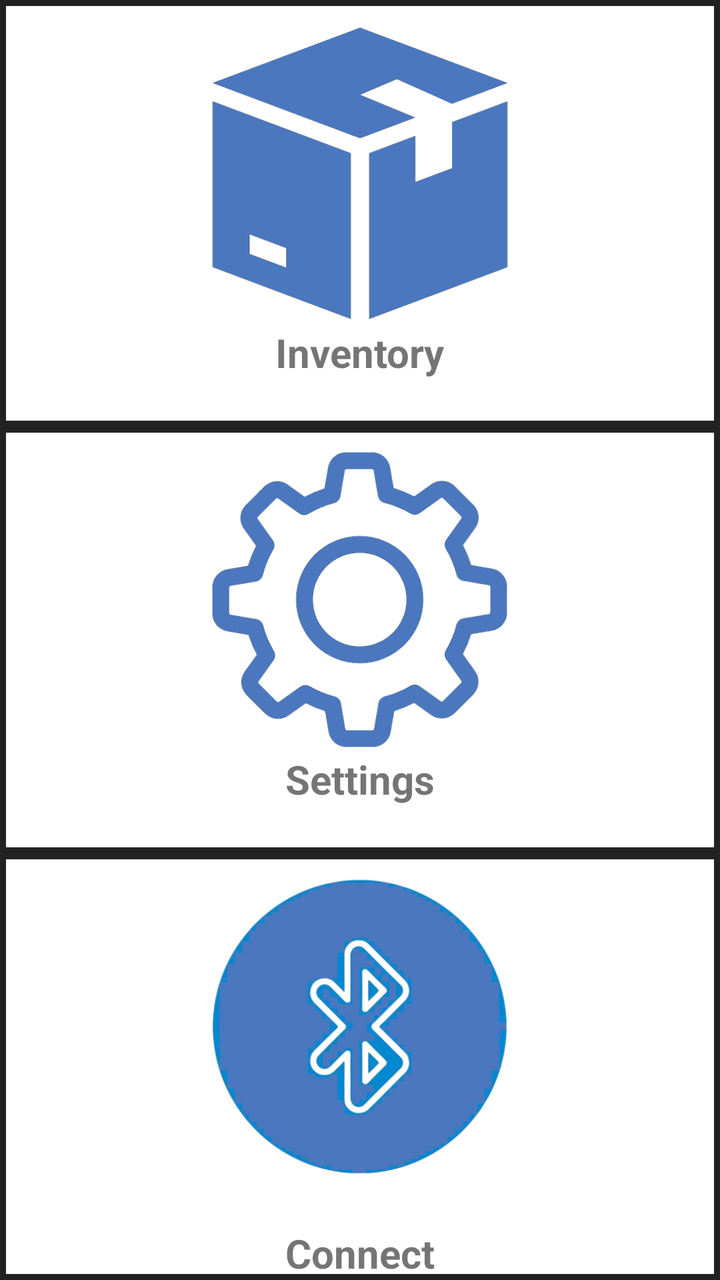
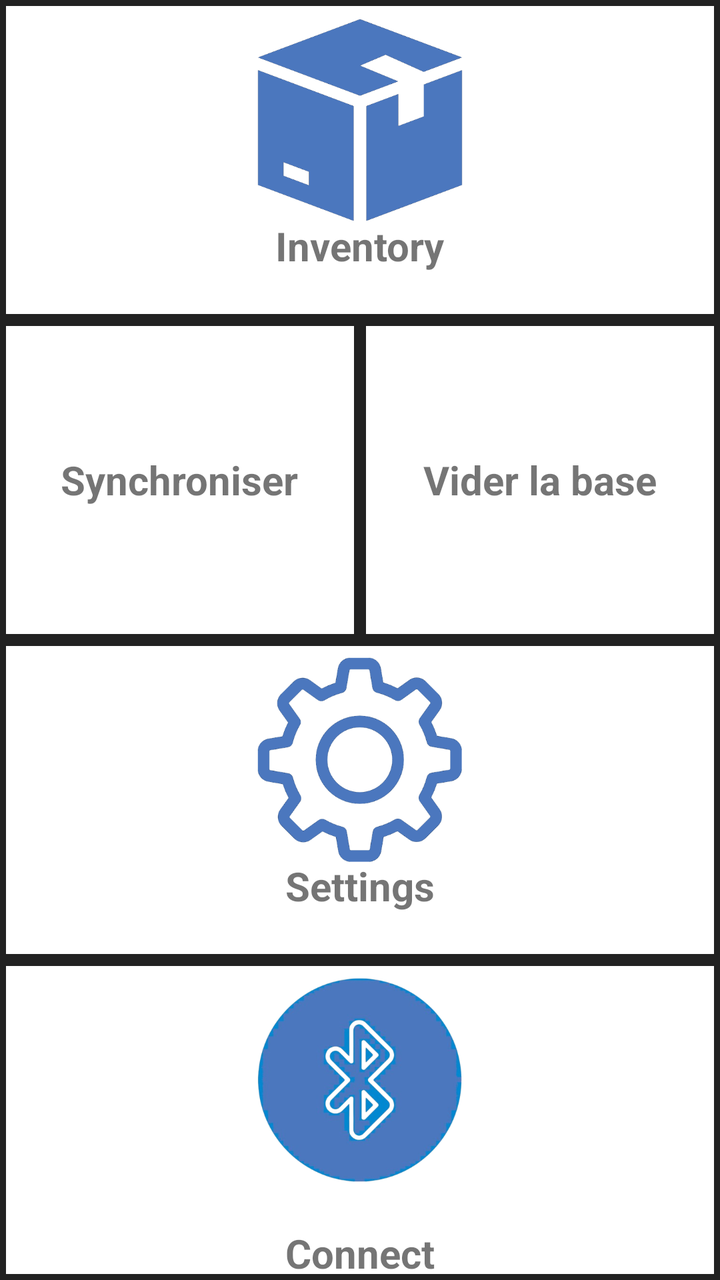

The first picture is an Android layout as it rendered before a commit; the second is the same layout after the commit. The layout source and the unified diff follow.
<!-- AndroidManifest.xml: application theme AppNewTheme -->
<!-- res/layout/home_layout_new.xml -->
<?xml version="1.0" encoding="utf-8"?>
<LinearLayout xmlns:android="http://schemas.android.com/apk/res/android"
    xmlns:tools="http://schemas.android.com/tools"
    android:layout_width="match_parent"
    android:layout_height="match_parent"
    android:orientation="vertical">

    <LinearLayout
        android:id="@+id/mainRow1"
        android:layout_width="match_parent"
        android:layout_height="0dp"
        android:layout_weight="1">

        <FrameLayout
            android:layout_width="0dp"
            android:layout_weight="1"
            android:layout_height="match_parent"
            android:background="@drawable/border">

            <ImageView
                android:layout_width="match_parent"
                android:layout_height="match_parent"
                android:onClick="inventaireClicked"
                android:paddingBottom="40dp"
                android:src="@drawable/inventory"
                tools:ignore="SpeakableTextPresentCheck" />

            <TextView
                android:layout_width="wrap_content"
                android:layout_height="wrap_content"
                android:layout_gravity="center|bottom"
                android:textStyle="bold"
                android:textSize="20sp"
                android:text="@string/home_inventory710" />
        </FrameLayout>
    </LinearLayout>

    <LinearLayout
        android:layout_width="match_parent"
        android:layout_height="0dp"
        android:layout_weight="1">

        <FrameLayout
            android:layout_width="0dp"
            android:layout_weight="1"
            android:layout_height="match_parent"
            android:background="@drawable/border">

            <ImageView
                android:layout_width="match_parent"
                android:layout_height="match_parent"
                android:onClick="settClicked"
                android:paddingBottom="40dp"
                android:src="@drawable/settings"
                tools:ignore="SpeakableTextPresentCheck" />

            <TextView
                android:layout_width="wrap_content"
                android:layout_height="wrap_content"
                android:layout_gravity="center|bottom"
                android:textStyle="bold"
                android:textSize="20sp"
                android:text="@string/home_settings710" />
        </FrameLayout>
    </LinearLayout>

    <LinearLayout
        android:id="@+id/mainRow3"
        android:visibility="gone"
        android:layout_width="match_parent"
        android:layout_height="0dp"
        android:layout_weight="1">

        <TextView
            style="@style/DashboardButton"
            android:layout_width="match_parent"
            android:layout_height="wrap_content"
            android:layout_gravity="center"
            android:textStyle="bold"
            android:textAlignment="center"
            android:textColor="@color/white"
            android:text="Foreground Service in Action" />
    </LinearLayout>

    <LinearLayout
        android:layout_width="match_parent"
        android:layout_height="0dp"
        android:layout_weight="1">

        <FrameLayout
            android:layout_width="0dp"
            android:layout_weight="1"
            android:layout_height="match_parent"
            android:background="@drawable/border">

            <ImageView
                android:layout_width="match_parent"
                android:layout_height="match_parent"
                android:onClick="connectClicked"
                android:paddingBottom="40dp"
                android:src="@drawable/connect"
                tools:ignore="SpeakableTextPresentCheck" />

            <TextView
                android:layout_width="wrap_content"
                android:layout_height="wrap_content"
                android:layout_gravity="center|bottom"
                android:textStyle="bold"
                android:textSize="20sp"
                android:text="@string/home_connect" />
        </FrameLayout>
    </LinearLayout>

</LinearLayout>
<!-- resources referenced by this layout -->
<resources>
  <color name="white">#FFFFFFFF</color>
  <!-- drawable border (drawable) -->
  <?xml version="1.0" encoding="utf-8"?>
  <shape xmlns:android="http://schemas.android.com/apk/res/android">
      <stroke
          android:width="3dp"
          android:color="#222222" />
  </shape>
  <!-- drawable connect: png bitmap (drawable, 130787 bytes) -->
  <!-- drawable inventory: png bitmap (drawable, 8288 bytes) -->
  <!-- drawable settings: png bitmap (drawable, 37140 bytes) -->
  <string name="home_connect">Connect</string>
  <string name="home_inventory710">Inventory\n</string>
  <string name="home_settings710">Settings\n</string>
  <style name="DashboardButton">
          <item name="android:layout_gravity">center_vertical</item>
          <item name="android:layout_width">wrap_content</item>
          <item name="android:layout_height">wrap_content</item>
          <item name="android:gravity">center_horizontal</item>
          <item name="android:drawablePadding">6dp</item>
          <item name="android:textAppearance">?android:attr/textAppearanceMedium</item>
          <item name="android:textStyle">bold</item>
          <item name="android:textSize">16sp</item>
          <item name="android:textColor">#FFFFFF</item>
          <item name="android:background">@drawable/btn_back</item>
          <item name="android:elevation">4dp</item>
      </style>
  <style name="AppNewTheme" parent="Theme.MaterialComponents.Light.NoActionBar">
          <item name="colorPrimary">@color/colorPrimary</item>
          <item name="colorPrimaryDark">@color/colorPrimaryDark</item>
          <item name="colorAccent">@color/colorPrimary</item>
          <item name="android:textAllCaps">false</item>
          <item name="windowActionBar">false</item>
          <item name="windowNoTitle">true</item>
          <item name="actionButtonStyle">@style/ActionButtonStyle</item>
          <item name="actionBarTabTextStyle">@style/ActionTabTextStyle</item>
      </style>
  <!-- drawable btn_back: png bitmap (drawable, 7316 bytes) -->
  <color name="colorPrimary">#00529c</color>
  <color name="colorPrimaryDark">#3F51B5</color>
  <style name="ActionButtonStyle">
          <item name="android:minWidth">0dp</item>
          <item name="android:paddingLeft">0dp</item>
          <item name="android:paddingRight">5dp</item>
      </style>
  <style name="ActionTabTextStyle">
          <item name="android:textAllCaps">false</item>
      </style>
</resources>

<!-- the commit's change to res/layout/home_layout_new.xml (unified diff, before → after) -->
@@ -32,6 +32,41 @@
                 android:textStyle="bold"
                 android:textSize="20sp"
                 android:text="@string/home_inventory710" />
+        </FrameLayout>
+    </LinearLayout>
+
+    <LinearLayout
+        android:id="@+id/mainRow2"
+        android:layout_width="match_parent"
+        android:layout_height="0dp"
+        android:layout_weight="1">
+
+        <FrameLayout
+            android:layout_width="0dp"
+            android:layout_weight="1"
+            android:layout_height="match_parent"
+            android:background="@drawable/border">
+            <TextView
+                android:layout_width="wrap_content"
+                android:layout_height="wrap_content"
+                android:layout_gravity="center"
+                android:textStyle="bold"
+                android:textSize="20sp"
+                android:text="Synchroniser" />
+        </FrameLayout>
+
+        <FrameLayout
+            android:layout_width="0dp"
+            android:layout_weight="1"
+            android:layout_height="match_parent"
+            android:background="@drawable/border">
+            <TextView
+                android:layout_width="wrap_content"
+                android:layout_height="wrap_content"
+                android:layout_gravity="center"
+                android:textStyle="bold"
+                android:textSize="20sp"
+                android:text="Vider la base" />
         </FrameLayout>
     </LinearLayout>
 
